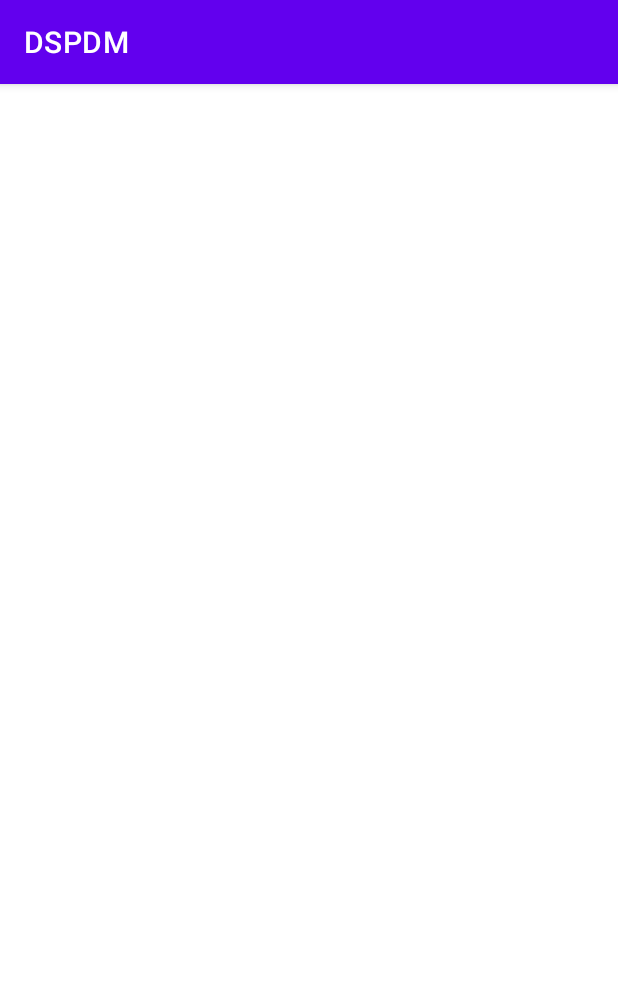
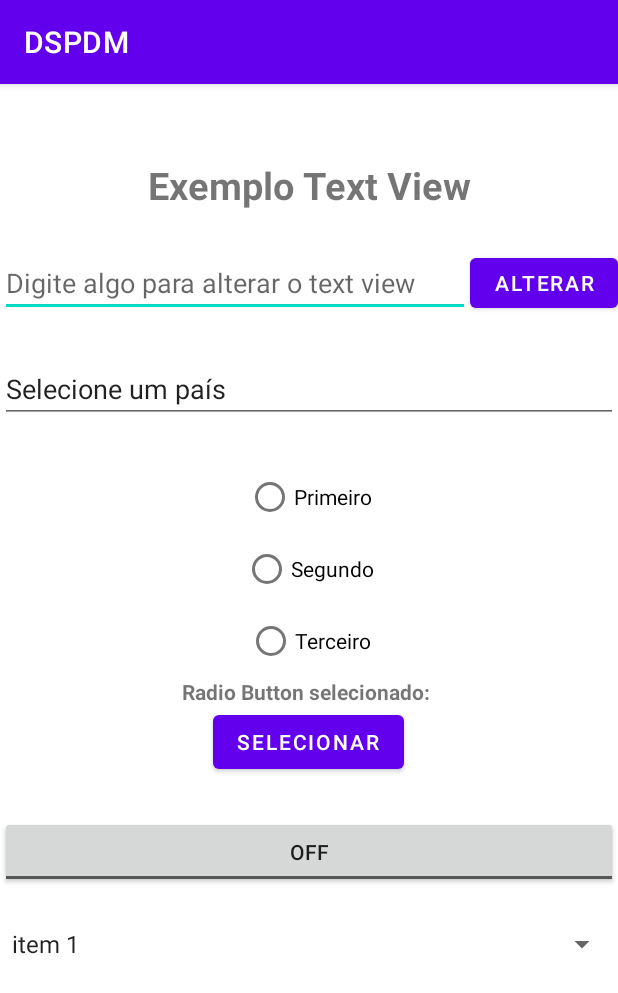
Before and after one commit to lazarojr25/DSPDM, an Android app: the fragment Fragment1 shown on its own in the app's theme, on a phone screen of 412 x 824 dp. Shown: the top 993 px of the screen. Run offline under Robolectric (Android 15) with nearby library versions, the phone set to English and light mode, and no system bars; 1 statement that could not run was skipped.

Commit message:
componentes basicos

```diff
--- a/app/src/main/java/br/com/dspdm/quixada/ufc/MainActivity.java
+++ b/app/src/main/java/br/com/dspdm/quixada/ufc/MainActivity.java
@@ -35,7 +35,7 @@ public class MainActivity extends AppCompatActivity {
 
         VPAdapter vpAdapter = new VPAdapter(this );
 
-        vpAdapter.addFragment(new Fragment1() , "Concluidos recentemente");
+        vpAdapter.addFragment(new Fragment1() , "Exemplos gerais");
         vpAdapter.addFragment(new Fragment2() , "Lista de tarefas");
         vpAdapter.addFragment(new Fragment3() , "Launchpad");
         viewPager2.setAdapter(vpAdapter);
--- a/app/src/main/java/br/com/dspdm/quixada/ufc/fragments/Fragment1.java
+++ b/app/src/main/java/br/com/dspdm/quixada/ufc/fragments/Fragment1.java
@@ -2,15 +2,46 @@ package br.com.dspdm.quixada.ufc.fragments;
 
 import android.os.Bundle;
 
+import androidx.annotation.NonNull;
+import androidx.annotation.Nullable;
 import androidx.fragment.app.Fragment;
 
 import android.view.LayoutInflater;
 import android.view.View;
 import android.view.ViewGroup;
+import android.widget.ArrayAdapter;
+import android.widget.AutoCompleteTextView;
+import android.widget.Button;
+import android.widget.CompoundButton;
+import android.widget.EditText;
+import android.widget.RadioButton;
+import android.widget.RadioGroup;
+import android.widget.Spinner;
+import android.widget.TextView;
+import android.widget.Toast;
+import android.widget.ToggleButton;
+
+import org.w3c.dom.Text;
 
 import br.com.dspdm.quixada.ufc.R;
 
 public class Fragment1 extends Fragment {
+
+    private TextView textView,radioTextView;
+    private ToggleButton toggleButton;
+    private RadioButton radioButton;
+    private RadioGroup radioGroup;
+    private Button button,buttonEditText;
+    private EditText editText;
+    private AutoCompleteTextView autoCompleteET;
+
+    private Spinner spinner;
+    private static final String[] paths = {"item 1", "item 2", "item 3"};
+
+    private static  final String[] COUNTRIES = new String[]
+            {
+                    "Afeganistão","Angola","Albania"
+            };
 
     @Override
     public View onCreateView(LayoutInflater inflater, ViewGroup container,
@@ -18,4 +49,82 @@ public class Fragment1 extends Fragment {
         // Inflate the layout for this fragment
         return inflater.inflate(R.layout.fragment_1, container, false);
     }
+
+    @Override
+    public void onViewCreated(@NonNull View view, @Nullable Bundle savedInstanceState)
+    {
+        super.onViewCreated(view, savedInstanceState);
+
+        textView = getView().findViewById(R.id.txtViewExemplo);
+        radioGroup = getView().findViewById(R.id.radioGroupExemplo);
+        toggleButton = getView().findViewById(R.id.toggleButtonExemplo);
+        editText = getView().findViewById(R.id.edtExemplo);
+        button = getView().findViewById(R.id.botaoSelecao);
+        radioTextView = getView().findViewById(R.id.textViewRadio);
+        buttonEditText = getView().findViewById(R.id.buttonEditText);
+        autoCompleteET = getView().findViewById(R.id.autoCompleteTextViewExemplo);
+        spinner = (Spinner)getView().findViewById(R.id.spinner);
+        editarTextView(view);
+        toggleButtonExemplo(view);
+        toggleRedioExemplo(view);
+
+        ArrayAdapter<String>adapterSpinner = new ArrayAdapter<String>(getContext(),android.R.layout.simple_spinner_item,paths);
+
+        spinner.setAdapter(adapterSpinner);
+        //spinner.setOnItemSelectedListener();
+
+        ArrayAdapter<String> adapter = new ArrayAdapter<String>(getContext(), android.R.layout.simple_list_item_1,COUNTRIES);
+        autoCompleteET.setAdapter(adapter);
+
+        buttonEditText.setOnClickListener(new View.OnClickListener() {
+            @Override
+            public void onClick(View view) {
+                textView.setText(editText.getText().toString());
+            }
+        });
+
+    }
+
+    public void editarTextView(View view)
+    {
+        editText.setOnClickListener(new View.OnClickListener() {
+            @Override
+            public void onClick(View view) {
+                String textoDigitado = editText.getText().toString();
+                textView.setText(textoDigitado);
+            }
+        });
+    }
+
+    public void toggleButtonExemplo(View view)
+    {
+        toggleButton.setOnCheckedChangeListener(new CompoundButton.OnCheckedChangeListener() {
+            @Override
+            public void onCheckedChanged(CompoundButton compoundButton, boolean isChecked) {
+                if(isChecked)
+                {
+                    Toast.makeText(getActivity(), "ToggleButton ativado!!", Toast.LENGTH_SHORT).show();
+                }
+                else
+                {
+                    Toast.makeText(getActivity(), "ToggleButton desativado!!", Toast.LENGTH_SHORT).show();
+                }
+            }
+        });
+    }
+
+    public void toggleRedioExemplo(View view)
+    {
+
+        button.setOnClickListener(new View.OnClickListener() {
+            @Override
+            public void onClick(View view) {
+                int radioId = radioGroup.getCheckedRadioButtonId();
+
+                System.out.println("RADIO ID: "+ radioId);
+                radioButton = getView().findViewById(radioId);
+                radioTextView.setText("Radio Button selecionado: "+radioButton.getText().toString());
+            }
+        });
+    }
 }
--- a/app/src/main/java/br/com/dspdm/quixada/ufc/fragments/Fragment3.java
+++ b/app/src/main/java/br/com/dspdm/quixada/ufc/fragments/Fragment3.java
@@ -49,7 +49,11 @@ public class Fragment3 extends Fragment {
     @Override
     public void onPause() {
         super.onPause();
-        mediaPlayer.stop();
+        if(mediaPlayer != null && mediaPlayer.isPlaying())
+        {
+            mediaPlayer.stop();
+        }
+
 
     }
 
--- a/app/src/main/res/layout/fragment_1.xml
+++ b/app/src/main/res/layout/fragment_1.xml
@@ -5,12 +5,157 @@
     android:layout_height="match_parent"
     tools:context=".fragments.Fragment1">
 
-    <!-- TODO: Update blank fragment layout -->
-    <TextView
-        android:layout_width="match_parent"
-        android:layout_height="match_parent"
-        android:gravity="center"
-        android:textColor="@color/black"
-        android:textSize="40dp"/>
 
+   <LinearLayout
+       android:layout_width="match_parent"
+       android:layout_height="match_parent"
+       android:orientation="vertical"
+       android:layout_marginTop="50dp">
+
+      <LinearLayout
+          android:layout_width="match_parent"
+          android:layout_height="wrap_content"
+          android:orientation="horizontal">
+
+         <TextView
+             android:id="@+id/txtViewExemplo"
+             android:layout_width="wrap_content"
+             android:layout_height="wrap_content"
+             android:layout_weight="1"
+             android:text="Exemplo Text View"
+             android:textStyle="bold"
+             android:textSize="25dp"
+             android:gravity="center"/>
+
+
+
+      </LinearLayout>
+
+      <LinearLayout
+          android:layout_width="match_parent"
+          android:layout_height="wrap_content"
+          android:layout_marginTop="25dp">
+
+
+         <EditText
+             android:id="@+id/edtExemplo"
+             android:layout_width="wrap_content"
+             android:layout_height="wrap_content"
+             android:layout_weight="1"
+             android:ems="10"
+             android:hint="Digite algo para alterar o text view"
+             android:inputType="textPersonName" />
+
+         <Button
+             android:id="@+id/buttonEditText"
+             android:layout_width="wrap_content"
+             android:layout_height="match_parent"
+             android:text="alterar"/>
+
+      </LinearLayout>
+
+      <LinearLayout
+          android:layout_width="match_parent"
+          android:layout_height="wrap_content"
+          android:orientation="horizontal"
+          android:layout_marginTop="25dp">
+
+
+         <AutoCompleteTextView
+             android:id="@+id/autoCompleteTextViewExemplo"
+             android:layout_width="wrap_content"
+             android:layout_height="wrap_content"
+             android:layout_weight="1"
+             android:text="Selecione um país" />
+      </LinearLayout>
+
+      <LinearLayout
+          android:layout_width="match_parent"
+          android:layout_height="wrap_content"
+          android:orientation="horizontal"
+          android:layout_marginTop="25dp">
+
+
+         <RadioGroup
+             android:id="@+id/radioGroupExemplo"
+             android:layout_width="match_parent"
+             android:layout_height="match_parent"
+             android:gravity="center">
+
+            <RadioButton
+                android:id="@+id/rdButton1"
+                android:layout_width="wrap_content"
+                android:layout_height="wrap_content"
+                android:text="Primeiro"/>
+            <RadioButton
+                android:id="@+id/rdButton2"
+                android:layout_width="wrap_content"
+                android:layout_height="wrap_content"
+                android:text="Segundo"/>
+            <RadioButton
+                android:id="@+id/rdButton3"
+                android:layout_width="wrap_content"
+                android:layout_height="wrap_content"
+                android:text="Terceiro"/>
+
+         </RadioGroup>
+
+      </LinearLayout>
+
+      <LinearLayout
+          android:layout_width="match_parent"
+          android:layout_height="wrap_content"
+          android:orientation="vertical"
+          android:gravity="center">
+
+         <TextView
+             android:id="@+id/textViewRadio"
+             android:layout_width="wrap_content"
+             android:layout_height="match_parent"
+             android:text="Radio Button selecionado: "
+             android:textStyle="bold"
+             android:gravity="center"/>
+
+         <Button
+             android:id="@+id/botaoSelecao"
+             android:layout_width="wrap_content"
+             android:layout_height="wrap_content"
+             android:gravity="center"
+             android:text="Selecionar"/>
+
+      </LinearLayout>
+
+      <LinearLayout
+          android:layout_width="match_parent"
+          android:layout_height="wrap_content"
+          android:orientation="horizontal"
+          android:layout_marginTop="25dp">
+
+         <ToggleButton
+             android:id="@+id/toggleButtonExemplo"
+             android:layout_width="wrap_content"
+             android:layout_height="wrap_content"
+             android:layout_weight="1"
+             android:text="ToggleButton" />
+
+
+
+      </LinearLayout>
+
+      <LinearLayout
+          android:layout_width="match_parent"
+          android:layout_height="wrap_content"
+          android:orientation="horizontal"
+          android:layout_marginTop="25dp">
+
+
+         <Spinner
+             android:id="@+id/spinner"
+             android:layout_width="match_parent"
+             android:layout_height="wrap_content"
+             android:layout_weight="1" />
+
+      </LinearLayout>
+
+   </LinearLayout>
 </FrameLayout>
--- a/app/src/main/res/layout/grid_item.xml
+++ b/app/src/main/res/layout/grid_item.xml
@@ -23,6 +23,7 @@
             android:scaleType="centerCrop"
             android:id="@+id/grid_image_1"
             android:src="@drawable/pad1"
+            android:layout_gravity="center"
             />
    </androidx.cardview.widget.CardView>
 
--- a/app/src/main/res/values/ids.xml
+++ b/app/src/main/res/values/ids.xml
@@ -2,4 +2,5 @@
 <resources>
     <item name="kabum" type="id" />
     <item name="main_view" type="id" />
+    <item name="radioButtonExemplo" type="id" />
 </resources>
--- a/app/src/main/res/values/strings.xml
+++ b/app/src/main/res/values/strings.xml
@@ -6,4 +6,7 @@
     <!-- TODO: Remove or change this placeholder text -->
     <string name="hello_blank_fragment">Hello blank fragment</string>
     <string name="cancel" />
+    <string name="option_1" />
+    <string name="option_2" />
+    <string name="option_3" />
 </resources>
```
